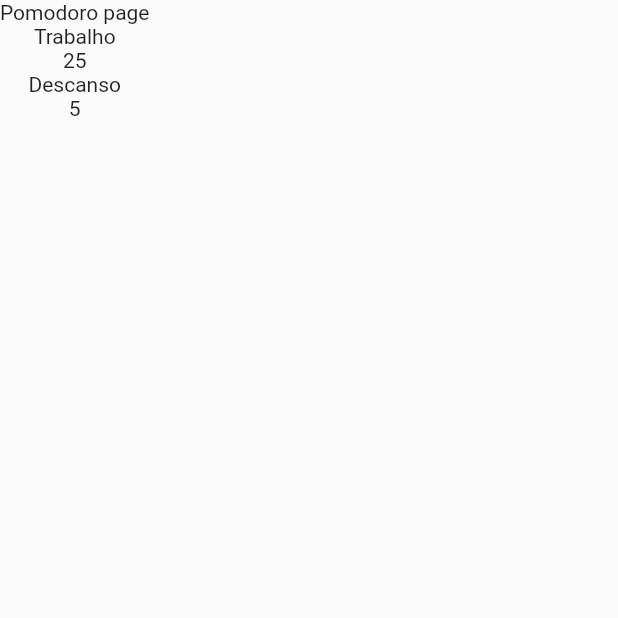
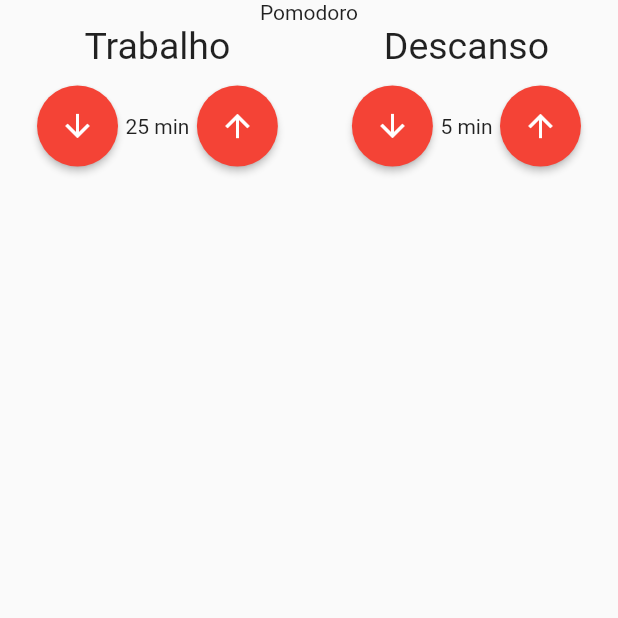
Before and after one commit to danilovalerio/pomodor_tech_work, a Flutter app: the screen it shows after launch, on a phone screen of 412 x 824 dp, the top half of it. Run offline on Flutter 3.47's test engine with Material 2 defaults, Android fonts, the phone set to English and light mode, and no system bars.

Commit message:
melhoria no componente entrada tempo e alinhamentos na pagina

```diff
--- a/lib/components/entrada_tempo.dart
+++ b/lib/components/entrada_tempo.dart
@@ -14,9 +14,42 @@
   @override
   Widget build(BuildContext context) {
     return Column(
+      crossAxisAlignment: CrossAxisAlignment.center,
       children: [
-        Text(titulo),
-        Text(valor.toString()),
+        Text(titulo, style: TextStyle(
+          fontSize: 25,
+        ),),
+        SizedBox(height: 12,),
+        Row(
+          mainAxisAlignment: MainAxisAlignment.center,
+          children: [
+            ElevatedButton(
+              onPressed: () {},
+              child: Icon(
+                Icons.arrow_downward,
+                color: Colors.white,
+              ),
+              style: ElevatedButton.styleFrom(
+                shape: CircleBorder(),
+                padding: EdgeInsets.all(15),
+                primary: Colors.red,
+              ),
+            ),
+            Text('$valor min',),
+            ElevatedButton(
+              onPressed: () {},
+              child: Icon(
+                Icons.arrow_upward,
+                color: Colors.white,
+              ),
+              style: ElevatedButton.styleFrom(
+                shape: CircleBorder(),
+                padding: EdgeInsets.all(15),
+                primary: Colors.red,
+              ),
+            ),
+          ],
+        ),
       ],
     );
   }
--- a/lib/main.dart
+++ b/lib/main.dart
@@ -12,6 +12,7 @@
   @override
   Widget build(BuildContext context) {
     return MaterialApp(
+      debugShowCheckedModeBanner: false,
       title: 'Flutter Demo',
       theme: ThemeData(
         // This is the theme of your application.
--- a/lib/pages/pomodoro_page.dart
+++ b/lib/pages/pomodoro_page.dart
@@ -8,10 +8,15 @@
   Widget build(BuildContext context) {
     return Scaffold(
       body: Column(
-        children: const [
-          Text('Pomodoro page'),
-          EntradaTempo(titulo: 'Trabalho', valor: 25),
-          EntradaTempo(titulo: 'Descanso', valor: 5),
+        children: [
+          const Text('Pomodoro'),
+          Row(
+            mainAxisAlignment: MainAxisAlignment.spaceAround,
+            children: [
+              EntradaTempo(titulo: 'Trabalho', valor: 25),
+              EntradaTempo(titulo: 'Descanso', valor: 5),
+            ],
+          ),
         ],
       ),
     );
```
